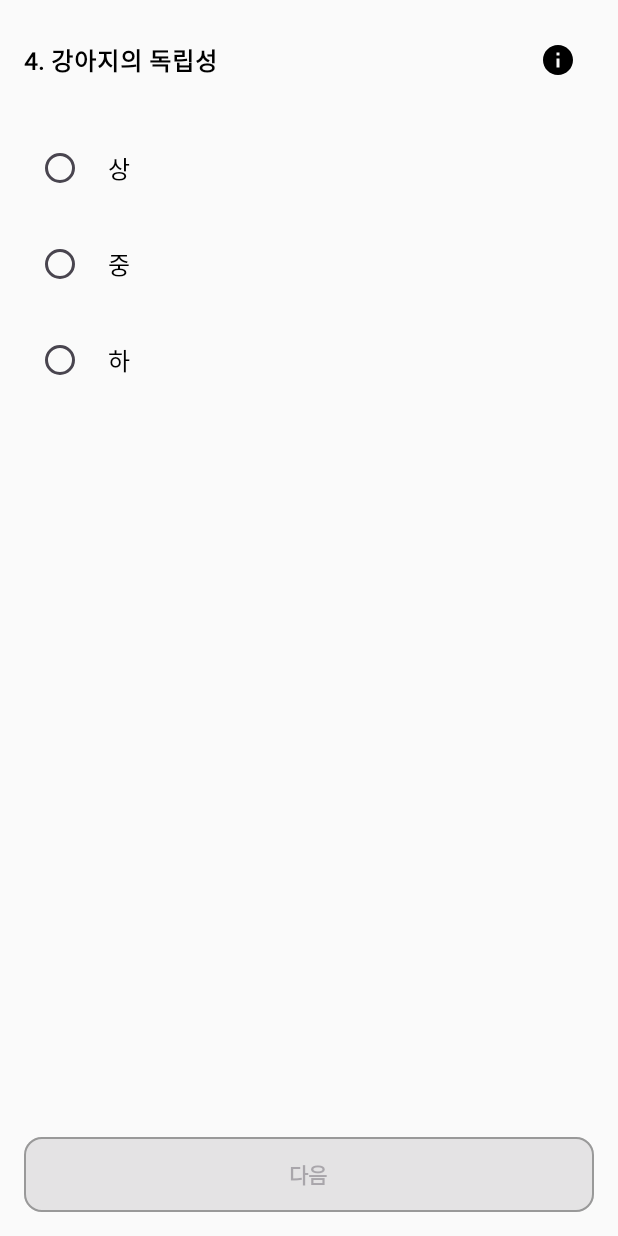
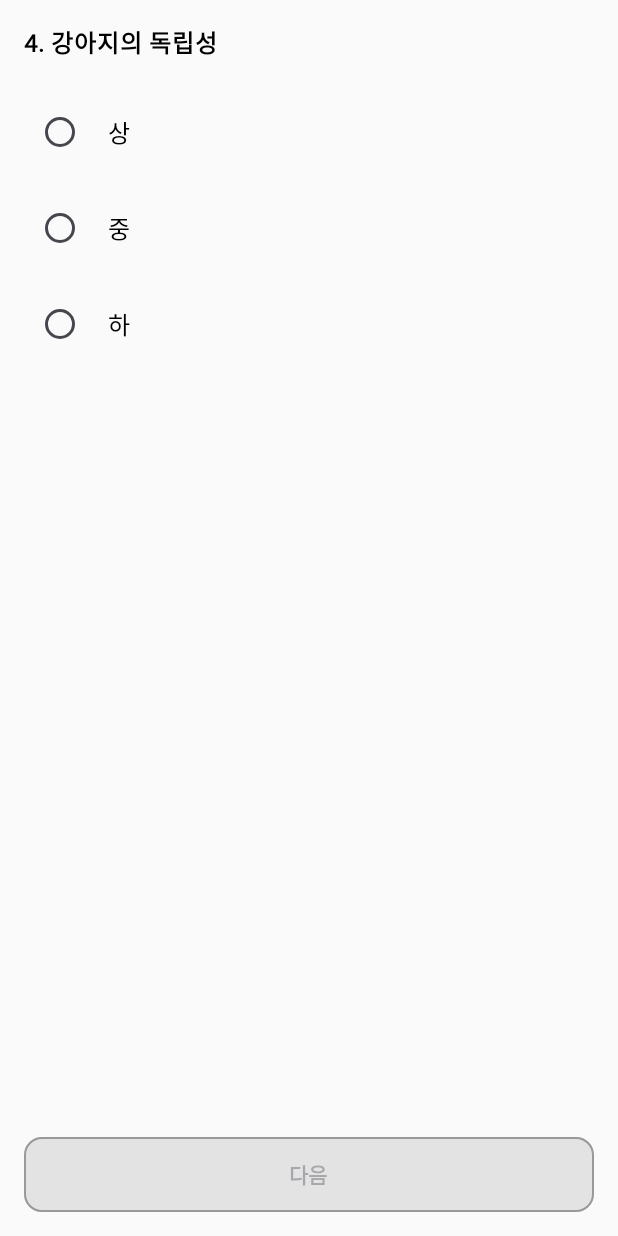
Before and after one commit to dongboki/FindMyPerfectdog, an Android app built with Jetpack Compose: the IndependenceScreen screen opened through its navigation route, on a phone screen of 412 x 824 dp. Run offline under Robolectric (Android 15) with nearby library versions, the phone set to English and light mode, and no system bars; Roboto replaces fonts that are not available here.

Commit message:
dong 03.05 complete

```diff
--- a/app/build.gradle.kts
+++ b/app/build.gradle.kts
@@ -13,8 +13,8 @@ android {
         applicationId = "com.sdc.findmyperfectdog"
         minSdk = 29
         targetSdk = 34
-        versionCode = 2
-        versionName = "2"
+        versionCode = 3
+        versionName = "2.4"
 
         testInstrumentationRunner = "androidx.test.runner.AndroidJUnitRunner"
     }
--- a/app/src/main/java/com/sdc/survey/IndependenceScreen.kt
+++ b/app/src/main/java/com/sdc/survey/IndependenceScreen.kt
@@ -47,7 +47,12 @@ fun IndependenceScreen(selectedIndependence: MutableState<String>, navController
             .systemBarsPadding()
     ) {
 
-        HelpTextRow()
+        Text(
+            text = "4. 강아지의 독립성",
+            fontWeight = FontWeight.Bold,
+            fontFamily = PretenderFontFamily,
+            fontSize = 16.sp,
+        )
 
         Spacer(modifier = Modifier.height(16.dp))
         independenceOptions.forEach { option ->
@@ -91,46 +96,3 @@ fun IndependenceScreen(selectedIndependence: MutableState<String>, navController
         }
     }
 }
-
-@Composable
-fun HelpTextRow() {
-    // 도움말 다이얼로그 표시 여부 상태 변수
-    var showDialog by remember { mutableStateOf(false) }
-
-    // Row 내부에 텍스트와 도움말 아이콘 배치
-    Row(
-        verticalAlignment = Alignment.CenterVertically,
-        modifier = Modifier.fillMaxWidth()
-    ) {
-        Text(
-            text = "4. 강아지의 독립성",
-            fontWeight = FontWeight.Bold,
-            fontFamily = PretenderFontFamily,
-            fontSize = 16.sp,
-            modifier = Modifier.weight(1f)
-        )
-        IconButton(
-            onClick = { showDialog = true }
-        ) {
-            Icon(
-                imageVector = Icons.Default.Info,
-                contentDescription = "도움말 아이콘"
-            )
-        }
-    }
-
-    // 아이콘 클릭 시 다이얼로그 표시
-    if (showDialog) {
-        AlertDialog(
-            onDismissRequest = { showDialog = false },
-            title = { Text("강아지의 독립성") },
-            text = { Text("※ 독립성이 낮을 수록 강아지는 외로워합니다.") },
-            confirmButton = {
-                TextButton(onClick = { showDialog = false }) {
-                    Text("확인", color= Color.Black)
-                }
-            },
-            containerColor = Color.White
-        )
-    }
-}
--- a/app/src/main/java/com/sdc/survey/ScoreLogic.kt
+++ b/app/src/main/java/com/sdc/survey/ScoreLogic.kt
@@ -25,7 +25,7 @@ fun calculateKidScore(breedName: String, hasKid: String): Int? {
         if (breedName in dangerousBreeds) null else 2
     } else {
         // 아이가 없는 경우는 무조건 2점을 반환
-        2
+        3
     }
 }
 
@@ -44,9 +44,9 @@ fun calculateHomeScore(selectedHome: String, breedSize: String, breedHome: List<
             else if (breedSize == "소형") score += 1
         }
         "대형" -> {
-            if (breedSize == "대형") score += 2
+            if (breedSize == "대형") score += 3
             else if (breedSize == "중형") score += 1
-            else if (breedSize == "소형") score += 1
+            else if (breedSize == "소형") score += 0
         }
         "초대형" -> {
             if (breedSize == "초대형") score += 2
```
